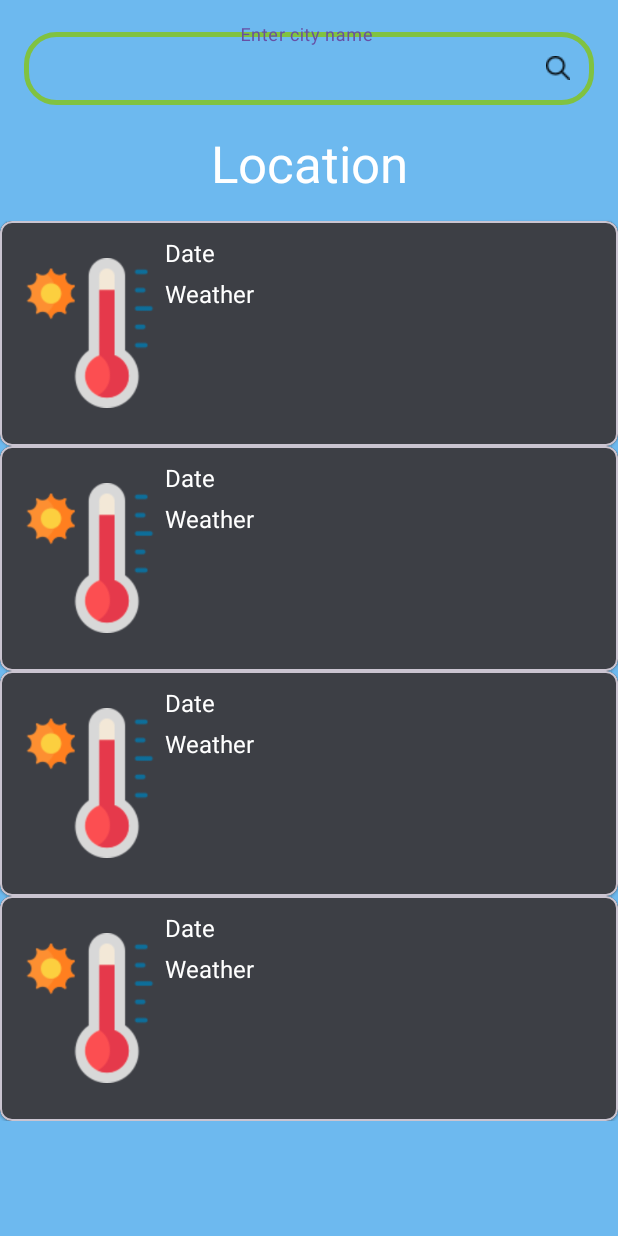
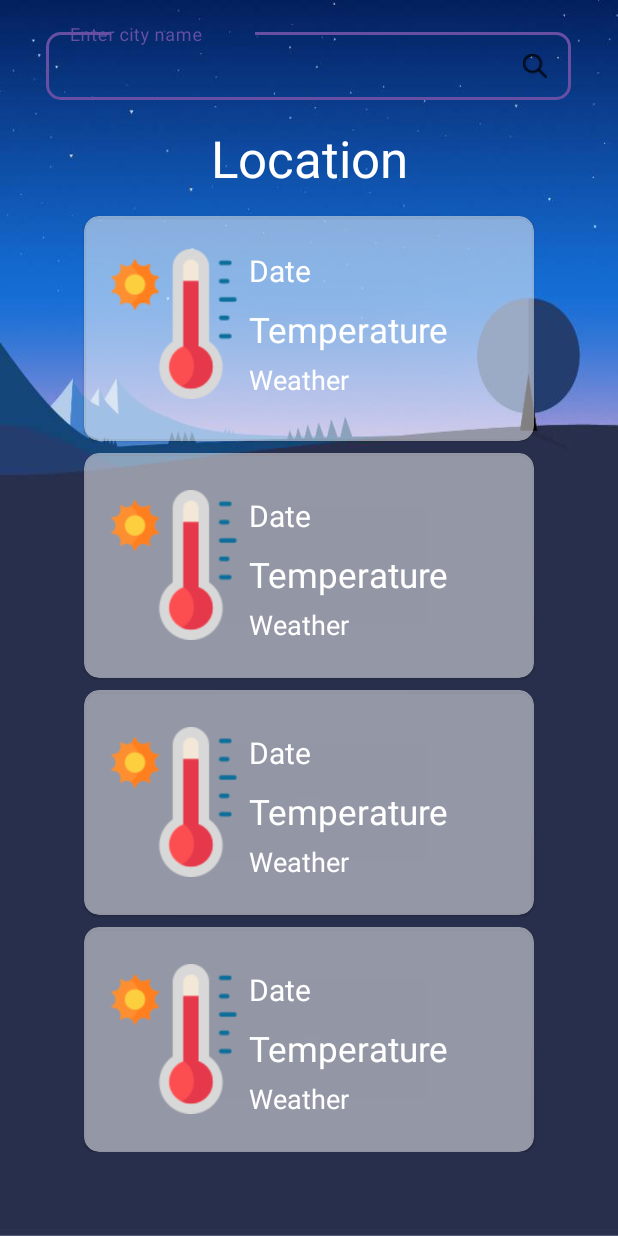
Before and after one commit to BhanukaPannipitiya/WeatherBugApp, an Android app: the screen it shows after launch (ForcastActivity), after a tap on "Forecast Weather", on a phone screen of 412 x 824 dp. Run offline under Robolectric (Android 15) with nearby library versions, the phone set to English and light mode, and no system bars; our stand-ins replace Picasso, Volley; pictures from the network do not load.

Commit message:
app developed with friendly user interfaces

```diff
--- a/app/src/main/java/com/nibm/weatherbugapp/ForcastActivity.kt
+++ b/app/src/main/java/com/nibm/weatherbugapp/ForcastActivity.kt
@@ -44,6 +44,10 @@ class ForcastActivity : AppCompatActivity() {
     private lateinit var imageView4: ImageView
     private lateinit var fusedLocationClient: FusedLocationProviderClient
     private lateinit var searchBar: EditText
+    private lateinit var txtTemp1:TextView
+    private lateinit var txtTemp2:TextView
+    private lateinit var txtTemp3:TextView
+    private lateinit var txtTemp4:TextView
     private val apiKey = "7df53ab1cb496bd0eed2ef64eddec83e"
 
     companion object {
@@ -69,6 +73,10 @@ class ForcastActivity : AppCompatActivity() {
         txtDate4 = findViewById(R.id.textDate4)
         textDescription4 = findViewById(R.id.textDescription4)
         imageView4 = findViewById(R.id.imageView4)
+        txtTemp1 = findViewById(R.id.txtTemp1)
+        txtTemp2 = findViewById(R.id.txtTemp2)
+        txtTemp3 = findViewById(R.id.txtTemp3)
+        txtTemp4 = findViewById(R.id.txtTemp4)
 
         fusedLocationClient = LocationServices.getFusedLocationProviderClient(this)
         searchBar = findViewById(R.id.search_bar)
@@ -214,22 +222,26 @@ class ForcastActivity : AppCompatActivity() {
 
             when (i) {
                 1 -> {
-                    txtDate1.text = "$date: ${formattedTemperature}°C"
+                    txtDate1.text = "$date"
+                    txtTemp1.text="${formattedTemperature}°C"
                     textDescription1.text = weather
                     loadWeatherIcon(icon, imageView1)
                 }
                 2 -> {
-                    txtDate2.text = "$date: ${formattedTemperature}°C"
+                    txtDate2.text = "$date"
+                    txtTemp2.text="${formattedTemperature}°C"
                     textDescription2.text = weather
                     loadWeatherIcon(icon, imageView2)
                 }
                 3 -> {
-                    txtDate3.text = "$date: ${formattedTemperature}°C"
+                    txtDate3.text = "$date"
+                    txtTemp3.text="${formattedTemperature}°C"
                     textDescription3.text = weather
                     loadWeatherIcon(icon, imageView3)
                 }
                 4 -> {
-                    txtDate4.text = "$date: ${formattedTemperature}°C"
+                    txtDate4.text = "$date"
+                    txtTemp4.text="${formattedTemperature}°C"
                     textDescription4.text = weather
                     loadWeatherIcon(icon, imageView4)
                 }
@@ -263,22 +275,26 @@ class ForcastActivity : AppCompatActivity() {
 
                 when (i) {
                     0 -> {
-                        txtDate1.text = "$date: ${formattedTemperature}°C"
+                        txtDate1.text = "$date"
+                        txtTemp1.text="${formattedTemperature}°C"
                         textDescription1.text = weather
                         loadWeatherIcon(icon, imageView1)
                     }
                     1 -> {
-                        txtDate2.text = "$date: ${formattedTemperature}°C"
+                        txtDate2.text = "$date"
+                        txtTemp2.text="${formattedTemperature}°C"
                         textDescription2.text = weather
                         loadWeatherIcon(icon, imageView2)
                     }
                     2 -> {
-                        txtDate3.text = "$date: ${formattedTemperature}°C"
+                        txtDate3.text = "$date"
+                        txtTemp3.text="${formattedTemperature}°C"
                         textDescription3.text = weather
                         loadWeatherIcon(icon, imageView3)
                     }
                     3 -> {
-                        txtDate4.text = "$date: ${formattedTemperature}°C"
+                        txtDate4.text = "$date"
+                        txtTemp4.text="${formattedTemperature}°C"
                         textDescription4.text = weather
                         loadWeatherIcon(icon, imageView4)
                     }
--- a/app/src/main/java/com/nibm/weatherbugapp/MainActivity.kt
+++ b/app/src/main/java/com/nibm/weatherbugapp/MainActivity.kt
@@ -10,11 +10,21 @@ import android.view.WindowManager
 import java.util.*
 
 class MainActivity : AppCompatActivity() {
+    @SuppressLint("MissingInflatedId")
     override fun onCreate(savedInstanceState: Bundle?) {
         super.onCreate(savedInstanceState)
+
+        requestWindowFeature(Window.FEATURE_NO_TITLE)
+        supportActionBar?.hide()
+        window.setFlags(
+            WindowManager.LayoutParams.FLAG_FULLSCREEN,
+            WindowManager.LayoutParams.FLAG_FULLSCREEN
+        )
         setContentView(R.layout.activity_main)
 
-
-
+        Handler().postDelayed({
+            startActivity(Intent(this@MainActivity, WeatherActivity::class.java))
+            finish()
+        }, 2500) // Delay in milliseconds (2000 milliseconds = 2 seconds)
     }
 }
--- a/app/src/main/res/layout/activity_forcast.xml
+++ b/app/src/main/res/layout/activity_forcast.xml
@@ -1,10 +1,9 @@
-<LinearLayout
-    xmlns:android="http://schemas.android.com/apk/res/android"
+<LinearLayout xmlns:android="http://schemas.android.com/apk/res/android"
     xmlns:app="http://schemas.android.com/apk/res-auto"
     xmlns:tools="http://schemas.android.com/tools"
-    android:layout_width="match_parent"
+    android:layout_width="wrap_content"
     android:layout_height="match_parent"
-    android:background="#6DB9EF"
+    android:background="@drawable/background"
     android:orientation="vertical"
     tools:context=".MainActivity">
 
@@ -18,27 +17,23 @@
             android:layout_width="0dp"
             android:layout_height="wrap_content"
             android:layout_marginTop="16dp"
+            app:boxCornerRadiusBottomEnd="10dp"
+            app:boxCornerRadiusBottomStart="10dp"
+            app:boxCornerRadiusTopEnd="10dp"
+            app:boxCornerRadiusTopStart="10dp"
             app:layout_constraintEnd_toEndOf="parent"
             app:layout_constraintStart_toStartOf="parent"
             app:layout_constraintTop_toTopOf="parent">
 
             <EditText
                 android:id="@+id/search_bar"
-                android:layout_width="match_parent"
-                android:layout_height="wrap_content"
-                android:layout_gravity="center"
-                android:layout_marginStart="16dp"
-                android:layout_marginTop="10dp"
-                android:layout_marginEnd="16dp"
-                android:background="@drawable/search_bar"
+                style="@style/SearchInputField"
+                android:layout_width="350dp"
+                android:layout_height="45dp"
                 android:drawableRight="@drawable/search"
-                android:gravity="center"
-                android:hint="Enter city name "
-                android:padding="12dp"
-                android:textColor="#3A3A3A"
-                android:textColorHint="@color/black"
-                android:textSize="18sp"
-                tools:ignore="MissingConstraints" />
+                android:drawablePadding="8dp"
+                android:hint="Enter city name"
+                android:textSize="12sp" />
         </com.google.android.material.textfield.TextInputLayout>
 
         <!-- Text Location -->
@@ -54,27 +49,28 @@
             app:layout_constraintEnd_toEndOf="parent"
             app:layout_constraintStart_toStartOf="parent"
             app:layout_constraintTop_toBottomOf="@+id/searchBarLayout" />
-<!--scroll view-->
+        <!--scroll view-->
 
 
         <!-- CardViews (Rectangles) -->
         <com.google.android.material.card.MaterialCardView
             android:id="@+id/rectangle1"
             style="@style/Widget.MaterialComponents.CardView"
-            android:layout_width="0dp"
+            android:layout_width="300dp"
             android:layout_height="150dp"
-            app:cardBackgroundColor="#3D3F45"
-            app:cardCornerRadius="8dp"
+            android:layout_marginTop="16dp"
+            app:cardBackgroundColor="#80FFFFFF"
+            app:cardCornerRadius="10dp"
             app:layout_constraintEnd_toEndOf="parent"
             app:layout_constraintStart_toStartOf="parent"
             app:layout_constraintTop_toBottomOf="@+id/txt_location"
-            android:layout_marginTop="16dp">
+            app:strokeWidth="0dp">
 
             <!-- Content Inside Rectangle 1 -->
             <LinearLayout
                 android:layout_width="match_parent"
                 android:layout_height="match_parent"
-                android:orientation="horizontal">
+                android:layout_marginBottom="5dp">
 
                 <ImageView
                     android:id="@+id/imageView1"
@@ -88,17 +84,30 @@
                     android:layout_width="0dp"
                     android:layout_height="wrap_content"
                     android:layout_weight="1"
-                    android:orientation="vertical">
+                    android:orientation="vertical"
+                    android:layout_gravity="center"
+                    android:gravity="center"
+                    >
 
                     <TextView
                         android:id="@+id/txtDate1"
                         android:layout_width="match_parent"
                         android:layout_height="wrap_content"
                         android:layout_gravity="center"
-                        android:layout_marginTop="10dp"
+                        android:layout_marginTop="0dp"
                         android:text="Date"
                         android:textColor="#FFFFFF"
-                        android:textSize="16sp" />
+                        android:textSize="20sp" />
+
+                    <TextView
+                        android:id="@+id/txtTemp1"
+                        android:layout_width="match_parent"
+                        android:layout_height="wrap_content"
+                        android:layout_gravity="center"
+                        android:layout_marginTop="10dp"
+                        android:text="Temperature"
+                        android:textColor="#FFFFFF"
+                        android:textSize="23sp" />
 
                     <TextView
                         android:id="@+id/textDescription1"
@@ -108,7 +117,7 @@
                         android:layout_marginTop="5dp"
                         android:text="Weather"
                         android:textColor="#FFFFFF"
-                        android:textSize="16sp" />
+                        android:textSize="18sp" />
 
                 </LinearLayout>
 
@@ -122,13 +131,15 @@
 
             android:id="@+id/rectangle2"
             style="@style/Widget.MaterialComponents.CardView"
-            android:layout_width="0dp"
+            android:layout_width="300dp"
             android:layout_height="150dp"
-            app:cardBackgroundColor="#3D3F45"
-            app:cardCornerRadius="8dp"
+            android:layout_marginTop="8dp"
+            app:cardBackgroundColor="#80FFFFFF"
+            app:cardCornerRadius="10dp"
             app:layout_constraintEnd_toEndOf="parent"
             app:layout_constraintStart_toStartOf="parent"
-            app:layout_constraintTop_toBottomOf="@+id/rectangle1">
+            app:layout_constraintTop_toBottomOf="@+id/rectangle1"
+            app:strokeWidth="0dp">
 
             <!-- Content Inside Rectangle 2 -->
             <LinearLayout
@@ -155,10 +166,20 @@
                         android:layout_width="match_parent"
                         android:layout_height="wrap_content"
                         android:layout_gravity="center"
-                        android:layout_marginTop="10dp"
+                        android:layout_marginTop="28dp"
                         android:text="Date"
                         android:textColor="#FFFFFF"
-                        android:textSize="16sp" />
+                        android:textSize="20sp" />
+
+                    <TextView
+                        android:id="@+id/txtTemp2"
+                        android:layout_width="match_parent"
+                        android:layout_height="wrap_content"
+                        android:layout_gravity="center"
+                        android:layout_marginTop="10dp"
+                        android:text="Temperature"
+                        android:textColor="#FFFFFF"
+                        android:textSize="23sp" />
 
                     <TextView
                         android:id="@+id/textDescription2"
@@ -168,7 +189,7 @@
                         android:layout_marginTop="5dp"
                         android:text="Weather"
                         android:textColor="#FFFFFF"
-                        android:textSize="16sp" />
+                        android:textSize="18sp" />
 
                 </LinearLayout>
 
@@ -180,16 +201,18 @@
         <!--start of 3rd card-->
         <com.google.android.material.card.MaterialCardView
 
+            android:id="@+id/rectangle3"
             style="@style/Widget.MaterialComponents.CardView"
-            android:layout_width="0dp"
+            android:layout_width="300dp"
             android:layout_height="150dp"
-            app:cardBackgroundColor="#3D3F45"
-            android:id="@+id/rectangle3"
-            app:cardCornerRadius="8dp"
+            android:layout_marginTop="8dp"
+            android:paddingEnd="5dp"
+            app:cardBackgroundColor="#80FFFFFF"
+            app:cardCornerRadius="10dp"
+            app:layout_constraintEnd_toEndOf="parent"
+            app:layout_constraintStart_toStartOf="parent"
             app:layout_constraintTop_toBottomOf="@+id/rectangle2"
-            app:layout_constraintStart_toStartOf="parent"
-            app:layout_constraintEnd_toEndOf="parent"
-           >
+            app:strokeWidth="0dp">
 
             <!-- Content Inside Rectangle 2 -->
             <LinearLayout
@@ -211,15 +234,26 @@
                     android:layout_weight="1"
                     android:orientation="vertical">
 
+
                     <TextView
                         android:id="@+id/textDate3"
                         android:layout_width="match_parent"
                         android:layout_height="wrap_content"
                         android:layout_gravity="center"
-                        android:layout_marginTop="10dp"
+                        android:layout_marginTop="28dp"
                         android:text="Date"
                         android:textColor="#FFFFFF"
-                        android:textSize="16sp" />
+                        android:textSize="20sp" />
+
+                    <TextView
+                        android:id="@+id/txtTemp3"
+                        android:layout_width="match_parent"
+                        android:layout_height="wrap_content"
+                        android:layout_gravity="center"
+                        android:layout_marginTop="10dp"
+                        android:text="Temperature"
+                        android:textColor="#FFFFFF"
+                        android:textSize="23sp" />
 
                     <TextView
                         android:id="@+id/textDescription3"
@@ -229,7 +263,7 @@
                         android:layout_marginTop="5dp"
                         android:text="Weather"
                         android:textColor="#FFFFFF"
-                        android:textSize="16sp" />
+                        android:textSize="18sp" />
 
                 </LinearLayout>
 
@@ -241,16 +275,17 @@
         <!-- start of 4th card-->
         <com.google.android.material.card.MaterialCardView
 
+            android:id="@+id/rectangle4"
             style="@style/Widget.MaterialComponents.CardView"
-            android:layout_width="0dp"
+            android:layout_width="300dp"
             android:layout_height="150dp"
-            app:cardBackgroundColor="#3D3F45"
-            android:id="@+id/rectangle4"
-            app:cardCornerRadius="8dp"
+            android:layout_marginTop="8dp"
+            app:cardBackgroundColor="#80FFFFFF"
+            app:cardCornerRadius="10dp"
+            app:layout_constraintEnd_toEndOf="parent"
+            app:layout_constraintStart_toStartOf="parent"
             app:layout_constraintTop_toBottomOf="@+id/rectangle3"
-            app:layout_constraintStart_toStartOf="parent"
-            app:layout_constraintEnd_toEndOf="parent"
-            >
+            app:strokeWidth="0dp">
 
             <!-- Content Inside Rectangle 2 -->
             <LinearLayout
@@ -277,10 +312,20 @@
                         android:layout_width="match_parent"
                         android:layout_height="wrap_content"
                         android:layout_gravity="center"
-                        android:layout_marginTop="10dp"
+                        android:layout_marginTop="28dp"
                         android:text="Date"
                         android:textColor="#FFFFFF"
-                        android:textSize="16sp" />
+                        android:textSize="20sp" />
+
+                    <TextView
+                        android:id="@+id/txtTemp4"
+                        android:layout_width="match_parent"
+                        android:layout_height="wrap_content"
+                        android:layout_gravity="center"
+                        android:layout_marginTop="10dp"
+                        android:text="Temperature"
+                        android:textColor="#FFFFFF"
+                        android:textSize="23sp" />
 
                     <TextView
                         android:id="@+id/textDescription4"
@@ -290,7 +335,7 @@
                         android:layout_marginTop="5dp"
                         android:text="Weather"
                         android:textColor="#FFFFFF"
-                        android:textSize="16sp" />
+                        android:textSize="18sp" />
 
                 </LinearLayout>
 
--- a/app/src/main/res/layout/activity_weather_home.xml
+++ b/app/src/main/res/layout/activity_weather_home.xml
@@ -4,7 +4,7 @@
     xmlns:tools="http://schemas.android.com/tools"
     android:layout_width="match_parent"
     android:layout_height="match_parent"
-    android:background="#6DB9EF"
+    android:background="@drawable/background"
     tools:context=".WeatherActivity">
 
     <ScrollView
@@ -29,7 +29,7 @@
                 android:layout_height="wrap_content"
                 android:text="Location"
                 android:textAlignment="center"
-                android:textColor="#3A3A3A"
+                android:textColor="#ffff"
                 android:textSize="24sp"
                 android:textStyle="bold" />
 
@@ -83,11 +83,13 @@
 
             <Button
                 android:id="@+id/button"
-                style="@style/PrimaryButton"
+                android:layout_width="wrap_content"
+                android:layout_height="wrap_content"
+                android:layout_gravity="center_horizontal"
                 android:backgroundTint="#3F51B5"
                 android:text="Forecast Weather"
                 android:textColor="#FBF8F8"
-                android:textColorHint="#272525" />
+                android:textColorHint="#272525"/>
 
 
             <LinearLayout
@@ -112,7 +114,7 @@
                     android:layout_row="0"
                     android:layout_column="0"
                     android:layout_margin="8dp"
-                    app:cardBackgroundColor="#2196F3"
+                    app:cardBackgroundColor="#80FFFFFF"
                     app:cardCornerRadius="8dp"
                     app:elevation="4dp">
 
@@ -159,7 +161,7 @@
                     android:layout_width="match_parent"
                     android:layout_height="155dp"
                     android:layout_margin="8dp"
-                    app:cardBackgroundColor="#2196F3"
+                    app:cardBackgroundColor="#80FFFFFF"
                     app:cardCornerRadius="8dp"
                     app:elevation="4dp">
 
@@ -206,7 +208,7 @@
                     android:layout_width="match_parent"
                     android:layout_height="155dp"
                     android:layout_margin="8dp"
-                    app:cardBackgroundColor="#2196F3"
+                    app:cardBackgroundColor="#80FFFFFF"
                     app:cardCornerRadius="8dp"
                     app:elevation="4dp">
 
@@ -253,7 +255,7 @@
                     android:layout_width="match_parent"
                     android:layout_height="155dp"
                     android:layout_margin="8dp"
-                    app:cardBackgroundColor="#2196F3"
+                    app:cardBackgroundColor="#80FFFFFF"
                     app:cardCornerRadius="8dp"
                     app:elevation="4dp">
 
```
Also changed, not shown: app/src/main/AndroidManifest.xml (+4 -4 lines), app/src/main/res/drawable/background.png (added).
